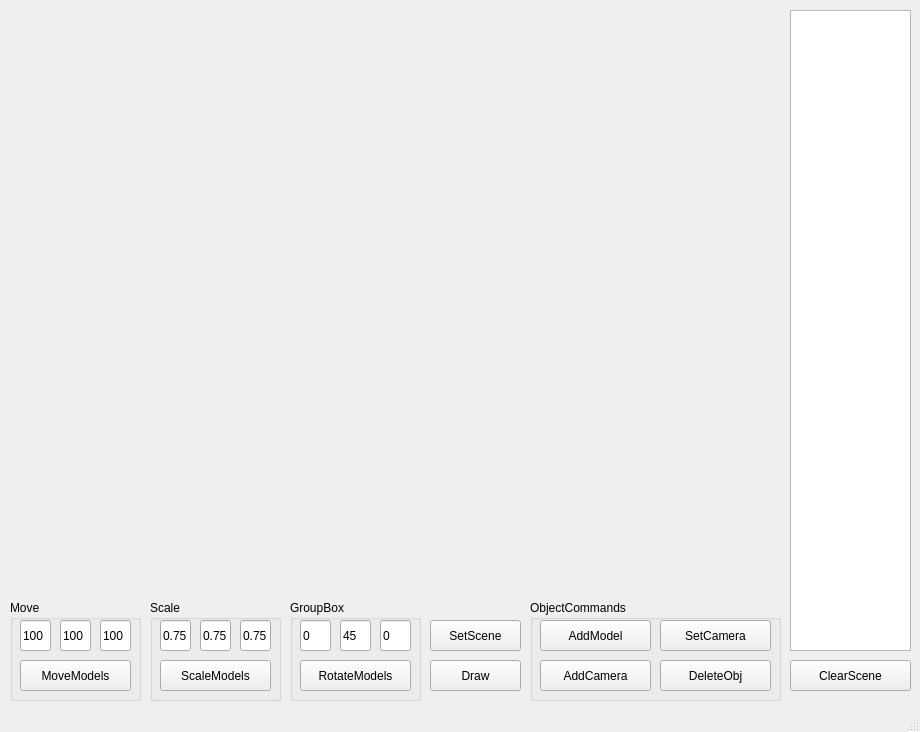
This is lab3/mainwindow.ui in Inlucker/OOP as Qt 5 draws it before an edit. The edited form follows.
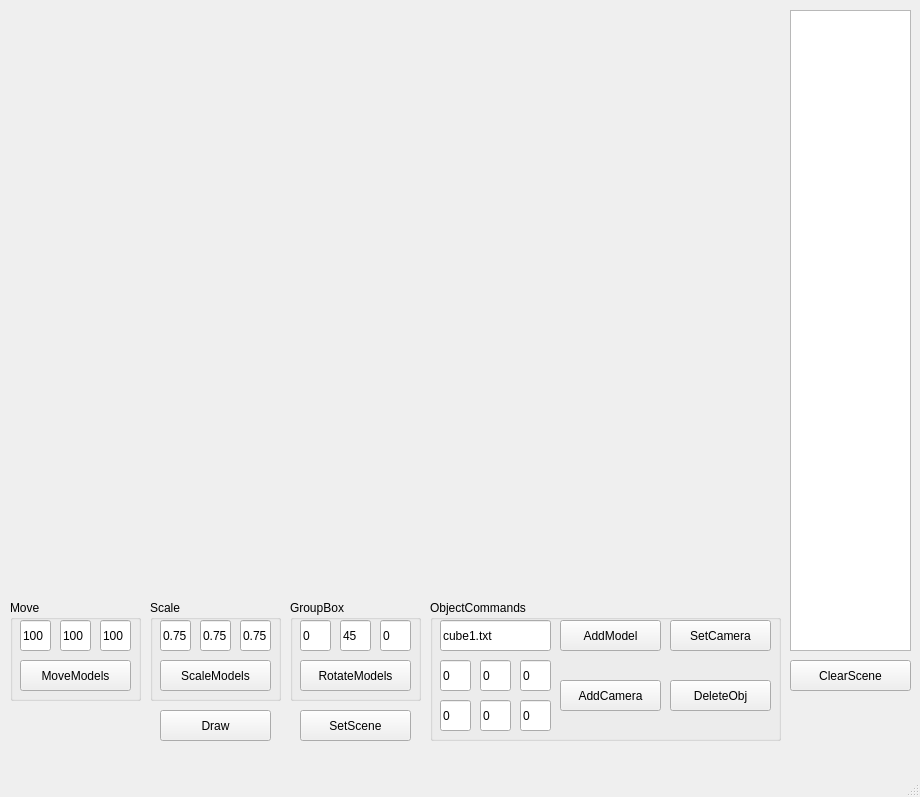
This is the edited form.

The edit to the form file:
```diff
--- a/lab3/mainwindow.ui
+++ b/lab3/mainwindow.ui
@@ -7,7 +7,7 @@
     <x>0</x>
     <y>0</y>
     <width>920</width>
-    <height>732</height>
+    <height>797</height>
    </rect>
   </property>
   <property name="windowTitle">
@@ -28,9 +28,9 @@
    <widget class="QPushButton" name="SetSceneBtn">
     <property name="geometry">
      <rect>
-      <x>430</x>
-      <y>620</y>
-      <width>91</width>
+      <x>300</x>
+      <y>710</y>
+      <width>111</width>
       <height>31</height>
      </rect>
     </property>
@@ -41,9 +41,9 @@
    <widget class="QPushButton" name="DrawBtn">
     <property name="geometry">
      <rect>
-      <x>430</x>
-      <y>660</y>
-      <width>91</width>
+      <x>160</x>
+      <y>710</y>
+      <width>111</width>
       <height>31</height>
      </rect>
     </property>
@@ -259,10 +259,10 @@
    <widget class="QGroupBox" name="groupBox_4">
     <property name="geometry">
      <rect>
-      <x>530</x>
+      <x>430</x>
       <y>600</y>
-      <width>251</width>
-      <height>101</height>
+      <width>351</width>
+      <height>141</height>
      </rect>
     </property>
     <property name="title">
@@ -271,9 +271,9 @@
     <widget class="QPushButton" name="AddCameraBtn">
      <property name="geometry">
       <rect>
-       <x>10</x>
-       <y>60</y>
-       <width>111</width>
+       <x>130</x>
+       <y>80</y>
+       <width>101</width>
        <height>31</height>
       </rect>
      </property>
@@ -284,9 +284,9 @@
     <widget class="QPushButton" name="SetCameraBtn">
      <property name="geometry">
       <rect>
-       <x>130</x>
+       <x>240</x>
        <y>20</y>
-       <width>111</width>
+       <width>101</width>
        <height>31</height>
       </rect>
      </property>
@@ -297,9 +297,9 @@
     <widget class="QPushButton" name="AddModelBtn">
      <property name="geometry">
       <rect>
-       <x>10</x>
+       <x>130</x>
        <y>20</y>
-       <width>111</width>
+       <width>101</width>
        <height>31</height>
       </rect>
      </property>
@@ -310,9 +310,9 @@
     <widget class="QPushButton" name="DeleteObjBtn">
      <property name="geometry">
       <rect>
-       <x>130</x>
-       <y>60</y>
-       <width>111</width>
+       <x>240</x>
+       <y>80</y>
+       <width>101</width>
        <height>31</height>
       </rect>
      </property>
@@ -320,6 +320,97 @@
       <string>DeleteObj</string>
      </property>
     </widget>
+    <widget class="QLineEdit" name="lineEdit_model">
+     <property name="geometry">
+      <rect>
+       <x>10</x>
+       <y>20</y>
+       <width>111</width>
+       <height>31</height>
+      </rect>
+     </property>
+     <property name="text">
+      <string>cube1.txt</string>
+     </property>
+    </widget>
+    <widget class="QLineEdit" name="lineEdit_camera_x">
+     <property name="geometry">
+      <rect>
+       <x>10</x>
+       <y>60</y>
+       <width>31</width>
+       <height>31</height>
+      </rect>
+     </property>
+     <property name="text">
+      <string>0</string>
+     </property>
+    </widget>
+    <widget class="QLineEdit" name="lineEdit_camera_y">
+     <property name="geometry">
+      <rect>
+       <x>50</x>
+       <y>60</y>
+       <width>31</width>
+       <height>31</height>
+      </rect>
+     </property>
+     <property name="text">
+      <string>0</string>
+     </property>
+    </widget>
+    <widget class="QLineEdit" name="lineEdit_camera_z">
+     <property name="geometry">
+      <rect>
+       <x>90</x>
+       <y>60</y>
+       <width>31</width>
+       <height>31</height>
+      </rect>
+     </property>
+     <property name="text">
+      <string>0</string>
+     </property>
+    </widget>
+    <widget class="QLineEdit" name="lineEdit_camera_z_2">
+     <property name="geometry">
+      <rect>
+       <x>90</x>
+       <y>100</y>
+       <width>31</width>
+       <height>31</height>
+      </rect>
+     </property>
+     <property name="text">
+      <string>0</string>
+     </property>
+    </widget>
+    <widget class="QLineEdit" name="lineEdit_camera_x_2">
+     <property name="geometry">
+      <rect>
+       <x>10</x>
+       <y>100</y>
+       <width>31</width>
+       <height>31</height>
+      </rect>
+     </property>
+     <property name="text">
+      <string>0</string>
+     </property>
+    </widget>
+    <widget class="QLineEdit" name="lineEdit_camera_y_2">
+     <property name="geometry">
+      <rect>
+       <x>50</x>
+       <y>100</y>
+       <width>31</width>
+       <height>31</height>
+      </rect>
+     </property>
+     <property name="text">
+      <string>0</string>
+     </property>
+    </widget>
    </widget>
    <widget class="QPushButton" name="ClearSceneBtn">
     <property name="geometry">
```
